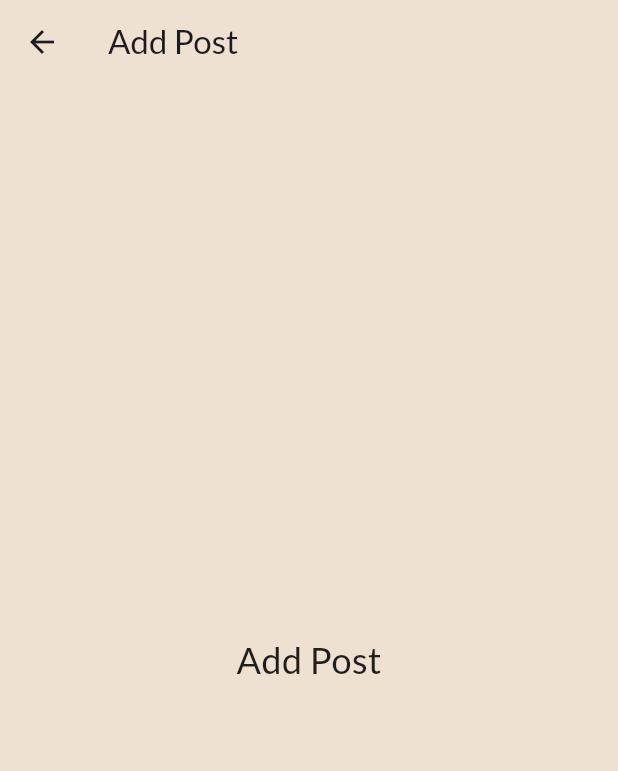
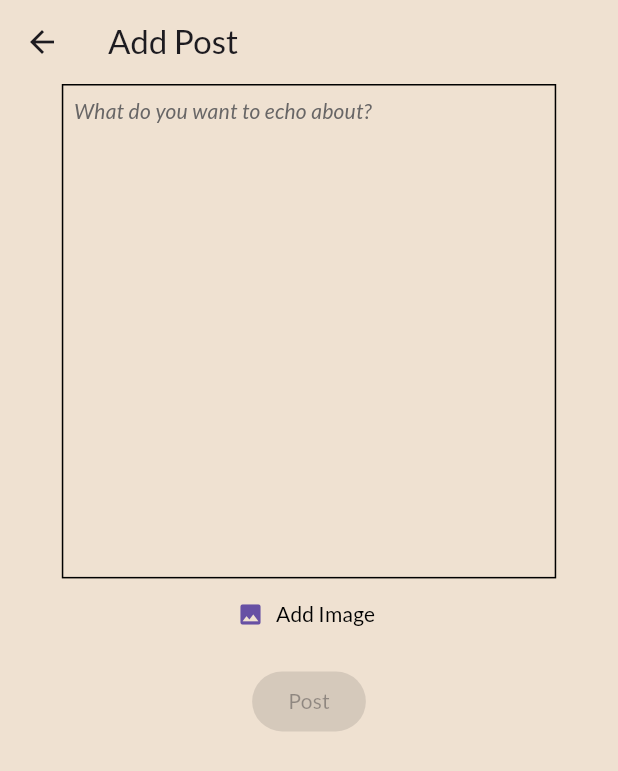
Before and after one commit to milindnair/Echo, a Flutter app: the AddPost screen opened directly, on a phone screen of 412 x 824 dp. Shown: the top 771 px of the screen. Run offline on Flutter 3.47's test engine with Material 2 defaults, Android fonts, the phone set to English and light mode, and no system bars; our stand-ins replace cloud_firestore, firebase_auth, firebase_core, google_fonts, image_picker; accounts and stored records are empty.

Commit message:
feat:added image_picker widget and addPost

```diff
--- a/lib/screens/addPost/addpost.dart
+++ b/lib/screens/addPost/addpost.dart
@@ -1,3 +1,5 @@
+import 'package:echo/main.dart';
+import 'package:echo/widgets/user_image_picker.dart';
 import 'package:flutter/material.dart';
 
 class AddPost extends StatefulWidget {
@@ -5,24 +7,33 @@ class AddPost extends StatefulWidget {
 
   const AddPost({super.key});
   @override
-  _AddPostState createState() => _AddPostState();
+  State<AddPost> createState() => _AddPostState();
 }
 
 class _AddPostState extends State<AddPost> {
-
   @override
   Widget build(BuildContext context) {
     return Scaffold(
-      appBar: AppBar(
-        title: Text('Add Post'),
-        backgroundColor: Theme.of(context).scaffoldBackgroundColor,
-      ),
-      body: Center(
-        child: Text(
-          'Add Post',
-          style: TextStyle(fontSize: 24),
+        appBar: AppBar(
+          title: const Text('Add Post'),
+          backgroundColor: Theme.of(context).scaffoldBackgroundColor,
         ),
-      ),
-    );
+        body: const Center(
+          child: Column(
+
+            crossAxisAlignment: CrossAxisAlignment.center,
+            children: [
+
+              UserImagePicker(),
+               SizedBox(
+                height: 10,
+              ),
+              ElevatedButton(
+                onPressed: null,
+                child: Text("Post"),
+              )
+            ],
+          ),
+        ));
   }
 }
--- /dev/null
+++ b/lib/widgets/user_image_picker.dart
@@ -0,0 +1,102 @@
+import 'dart:io';
+
+import 'package:flutter/material.dart';
+import 'package:image_picker/image_picker.dart';
+
+class UserImagePicker extends StatefulWidget {
+  const UserImagePicker({
+    Key? key,
+  }) : super(key: key);
+
+  @override
+  State<UserImagePicker> createState() => _UserImagePickerState();
+}
+
+class _UserImagePickerState extends State<UserImagePicker> {
+  File? _pickedImageFile;
+  ImageSource? _imageSource;
+
+  void _pickImage() async {
+    final pickedImage = await showDialog<ImageSource>(
+      context: context,
+      builder: (context) => AlertDialog(
+        title: const Text('Choose Image Source'),
+        actions: [
+          TextButton(
+            onPressed: () {
+              Navigator.pop(context, ImageSource.camera);
+            },
+            child: const Text('Camera'),
+          ),
+          TextButton(
+            onPressed: () {
+              Navigator.pop(context, ImageSource.gallery);
+            },
+            child: const Text('Gallery'),
+          ),
+        ],
+      ),
+    );
+
+    if (pickedImage == null) {
+      return;
+    }
+
+    setState(() {
+      _imageSource = pickedImage;
+    });
+
+    final pickedImageFile = await ImagePicker().pickImage(source: pickedImage);
+    if (pickedImageFile != null) {
+      setState(() {
+        _pickedImageFile = File(pickedImageFile.path);
+      });
+    }
+  }
+
+  @override
+  Widget build(BuildContext context) {
+    return Column(
+      crossAxisAlignment: CrossAxisAlignment.center,
+      children: [
+        DecoratedBox(
+          decoration: BoxDecoration(
+            border: Border.all(color: Colors.black),
+          ),
+          child: SizedBox(
+            width: MediaQuery.of(context).size.width * 0.8,
+            height: MediaQuery.of(context).size.height * 0.4,
+            child: ClipRRect(
+              borderRadius: BorderRadius.circular(10),
+              child: _pickedImageFile != null
+                  ? Image.file(
+                      _pickedImageFile!,
+                      fit: BoxFit.cover,
+                    )
+                  : const Padding(
+                      padding: EdgeInsets.all(8.0),
+                      child: Text(
+                        "What do you want to echo about?",
+                        style: TextStyle(
+                          color: Color.fromARGB(255, 104, 102, 102),
+                          fontStyle: FontStyle.italic,
+                        ),
+                      ),
+                    ),
+            ),
+          ),
+        ),
+        TextButton.icon(
+          onPressed: _pickImage,
+          icon: const Icon(Icons.image),
+          label: const Text(
+            'Add Image',
+            style: TextStyle(
+              color: Colors.black,
+            ),
+          ),
+        ),
+      ],
+    );
+  }
+}
--- a/pubspec.yaml
+++ b/pubspec.yaml
@@ -39,6 +39,8 @@ dependencies:
   firebase_core: ^2.16.0
   firebase_auth: ^4.10.0
   cloud_firestore: ^4.9.3
+  firebase_storage: ^11.2.8
+  image_picker: ^1.0.4
 
 dev_dependencies:
   flutter_test:
```
Also changed, not shown: pubspec.lock, 5 other files.
